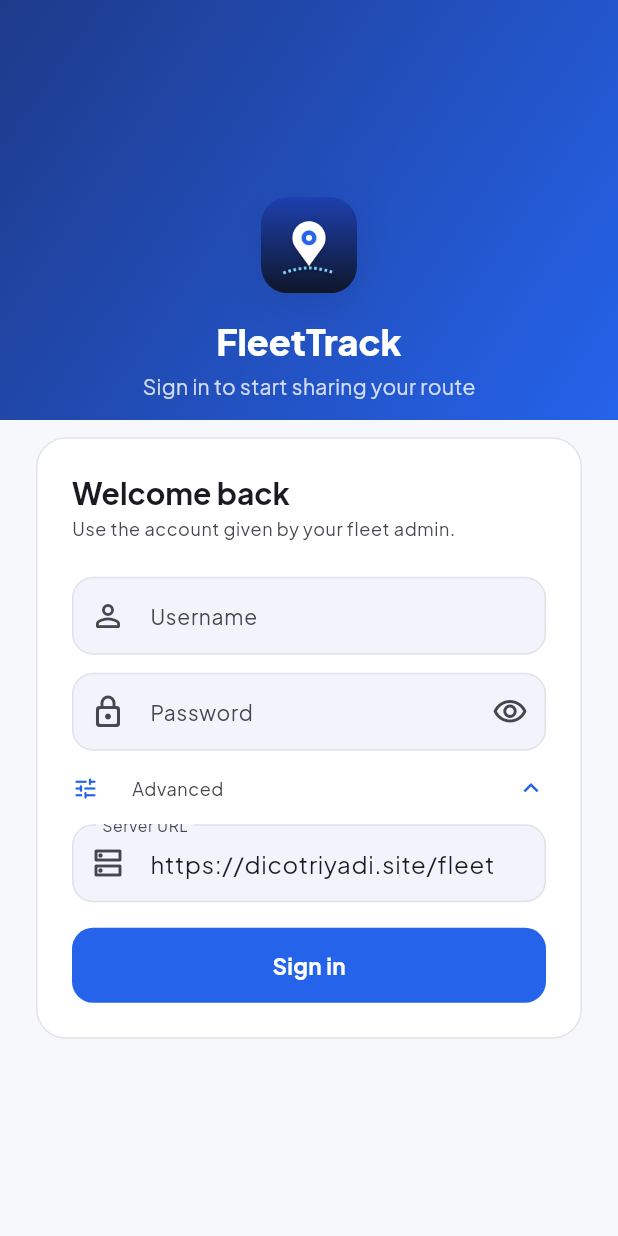
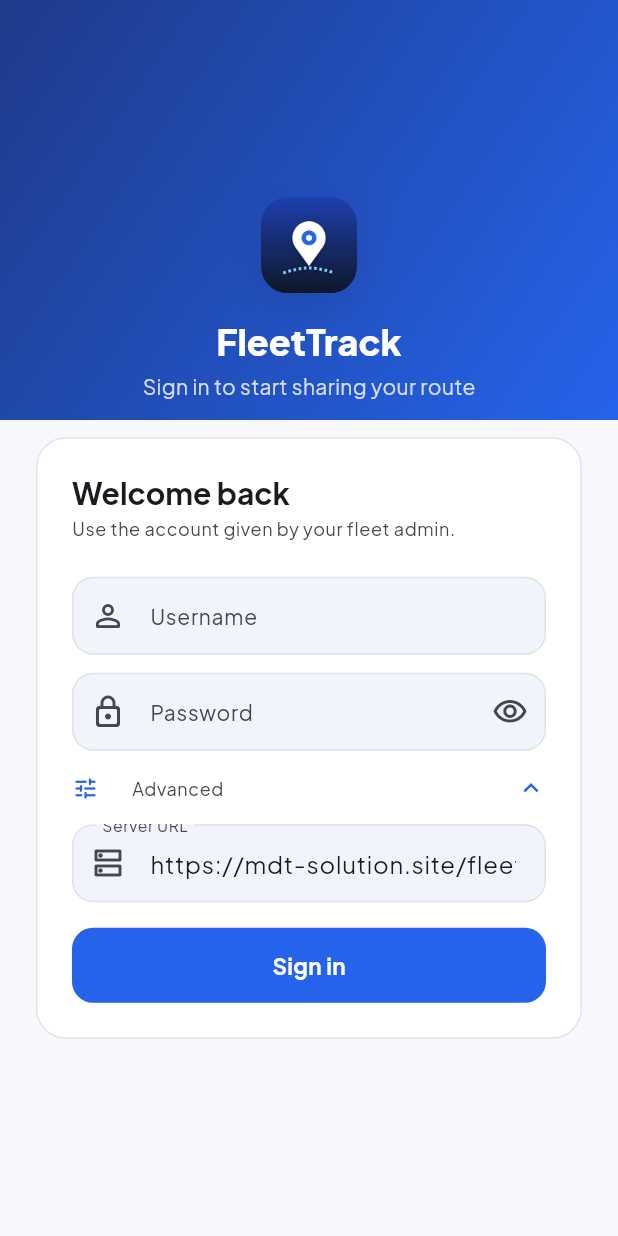
Before and after one commit to triyadii/fleet-mobile, a Flutter app: the screen it shows after launch, after a tap on "Advanced", on a phone screen of 412 x 824 dp. Run offline on Flutter 3.47's test engine with Material 3 defaults, Android fonts, the phone set to English and light mode, and no system bars; our stand-ins replace camera, dio, flutter_animate, flutter_local_notifications, flutter_map, gap and 5 more; missing offline and left inert: flutter_background_service, google_mlkit_face_detection; network calls fail.

Commit message:
Perubahan Endpoint

```diff
--- a/lib/core/config/app_config.dart
+++ b/lib/core/config/app_config.dart
@@ -13,7 +13,7 @@ abstract final class AppConfig {
   /// Default backend root (without the `/api` suffix).
   static const String defaultBaseUrl = String.fromEnvironment(
     'FLEET_BASE_URL',
-    defaultValue: 'https://dicotriyadi.site/fleet',
+    defaultValue: 'https://mdt-solution.site/fleet-backend',
   );
 
   /// How often a telemetry sample is pushed while tracking is active.
```
Also changed, not shown: 1 other file.
